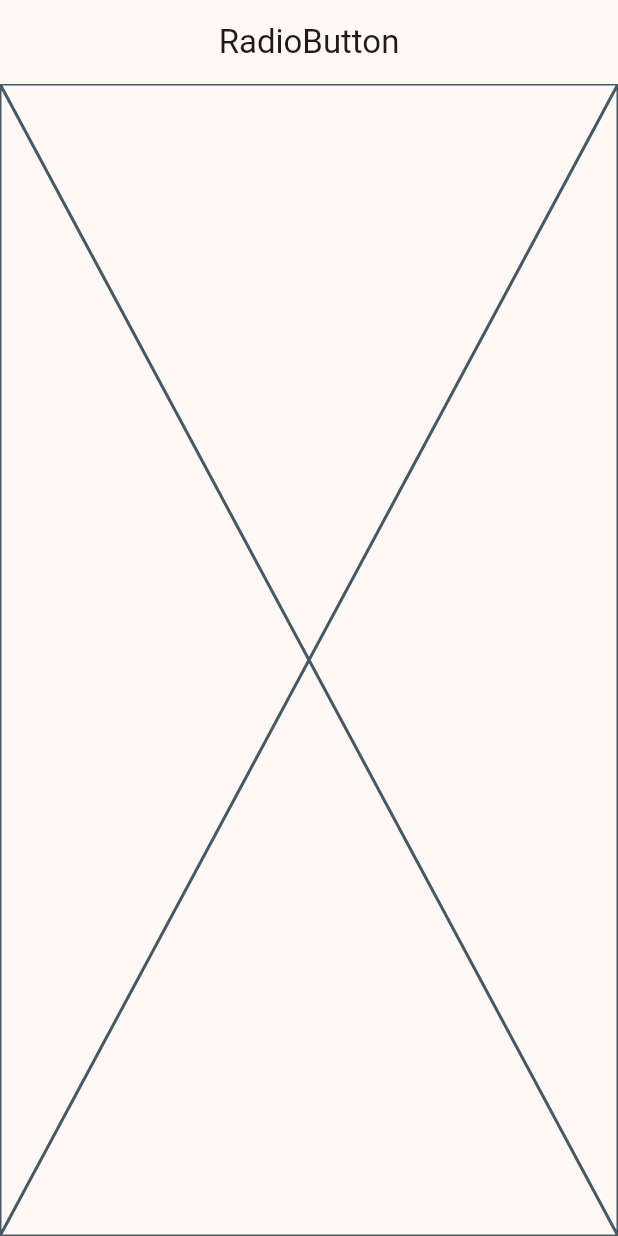
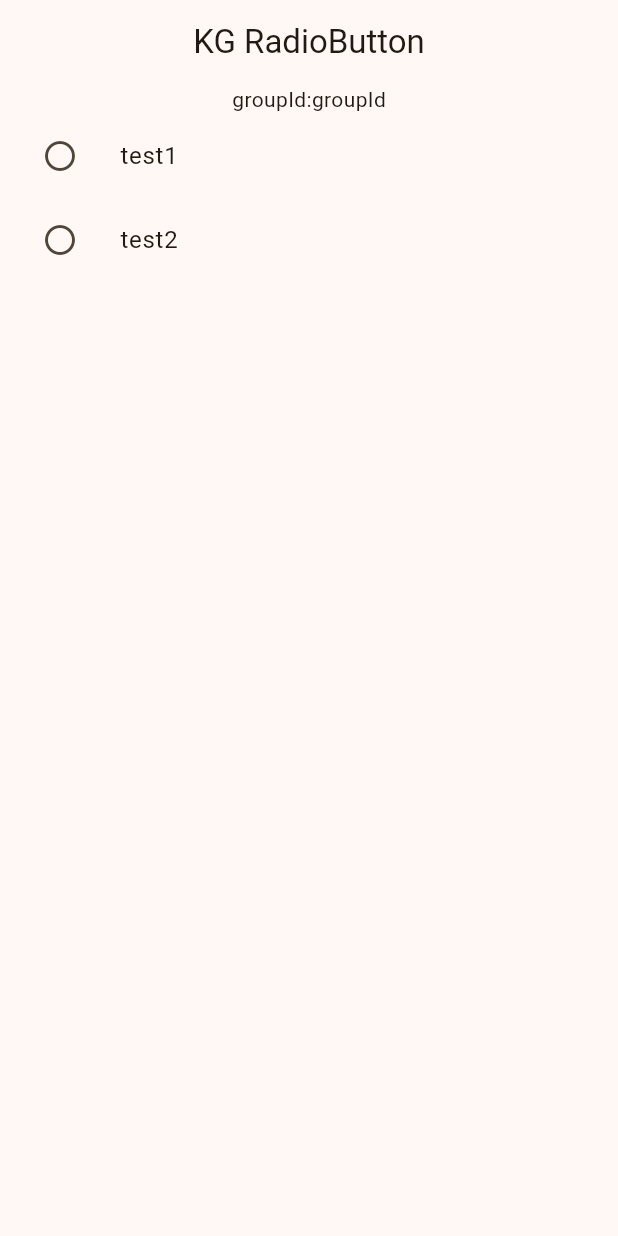
Before and after one commit to donguran/RadioButton, a Flutter app: the screen it shows after launch, on a phone screen of 412 x 824 dp. Run offline on Flutter 3.47's test engine with Material 3 defaults, Android fonts, the phone set to English and light mode, and no system bars.

Commit message:
basic structure - Group / Button / Provider

```diff
--- a/example/lib/main.dart
+++ b/example/lib/main.dart
@@ -1,4 +1,5 @@
 import 'package:flutter/material.dart';
+import 'package:radio_button/radio_button.dart';
 
 void main() {
   runApp(const TestWidget());
@@ -12,6 +13,8 @@ class TestWidget extends StatefulWidget {
 }
 
 class _TestWidgetState extends State<TestWidget> {
+  String groupId = "groupId";
+
   @override
   Widget build(BuildContext context) {
     return MaterialApp(
@@ -22,10 +25,27 @@ class _TestWidgetState extends State<TestWidget> {
       ),
       home: Scaffold(
         appBar: AppBar(
-          title: const Text("RadioButton"),
+          title: const Text("KG RadioButton"),
           centerTitle: true,
         ),
-        body: Placeholder(),
+        body: Column(
+          children: [
+            Text("groupId:$groupId"),
+            RadioGroup(
+              onChanged: (value) {
+                debugPrint("value.............:$value");
+                setState(() {
+                  groupId = value;
+                });
+              },
+              groupId: groupId,
+              children: [
+                RadioButton(value: "TEST1", mainTitle: Text("test1")),
+                RadioButton(value: "TEST2", mainTitle: Text("test2"))
+              ],
+            ),
+          ],
+        ),
       ),
     );
   }
--- a/lib/radio/radio_button_widget.dart
+++ b/lib/radio/radio_button_widget.dart
@@ -1,4 +1,5 @@
 import 'package:flutter/material.dart';
+import 'package:radio_button/radio/radio_group_widget.dart';
 
 class RadioButton<T> extends StatelessWidget {
   RadioButton({
@@ -7,30 +8,48 @@ class RadioButton<T> extends StatelessWidget {
     required this.value,
     required this.mainTitle,
     this.subTitle,
-  });
+    this.radioGroupId
+  }) {
+    debugPrint("RadioButton 생성");
+  }
 
   T? groupId;
   final T value;
   final Widget? mainTitle;
   final Widget? subTitle;
+  RadioGroupId? radioGroupId;
+
+  /// default icon:Icon(Icons.radio_button_on_outlined)
+  Icon? selectedIcon;
+
+  /// default icon:Icon(Icons.radio_button_off_outlined)
+  Icon? unselectedIcon;
 
   @override
   Widget build(BuildContext context) {
-    return StatefulBuilder(
-      key: key,
-      builder:(context, setState) => ListTile(
-        leading: Radio<T>(
-          onChanged: (value) {
-            setState(() {
-              groupId = value;
-            });
-          },
-          groupValue: groupId,
-          value: value,
-        ),
-        title: mainTitle,
-        subtitle: subTitle,
+    debugPrint("[RadioButton].. build..");
+    return ListTile(
+      splashColor: Colors.transparent,
+      leading: IconButton(
+        icon: radioGroupId != null
+            ? radioGroupId!.isEqual(value)
+              ? _selectedIconWidget()
+              : _unselectedIconWidget()
+            : _unselectedIconWidget(),
+        onPressed: () {
+          radioGroupId?.change(value);
+        },
       ),
+      title: mainTitle,
+      subtitle: subTitle,
     );
   }
+
+  Icon _selectedIconWidget() {
+    return selectedIcon ?? const Icon(Icons.radio_button_on_outlined);
+  }
+
+  Icon _unselectedIconWidget() {
+    return unselectedIcon ?? const Icon(Icons.radio_button_off_outlined);
+  }
 }
--- a/lib/radio/radio_group_widget.dart
+++ b/lib/radio/radio_group_widget.dart
@@ -2,36 +2,70 @@ import 'package:flutter/material.dart';
 import 'package:radio_button/radio/radio_button_widget.dart';
 
 class RadioGroup<T> extends StatefulWidget {
-  const RadioGroup({
+  RadioGroup({
     super.key,
     required this.groupId,
-    required this.children
-  });
+    required this.children,
+    this.onChanged
+  }) {
+    debugPrint("RadioGroup 생성");
+  }
 
   final T groupId;
   final List<Widget> children;
+  Function(dynamic value)? onChanged;
 
   @override
   State<RadioGroup> createState() => _RadioGroupState();
 }
 
 class _RadioGroupState extends State<RadioGroup> {
+  late RadioGroupId radioGroupId;
 
   @override
   void initState() {
     super.initState();
+    debugPrint("[RadioGroup].. initState..");
 
-    if (widget.children is List<RadioButton>) {
-      for (RadioButton item in (widget.children as List<RadioButton>)) {
-        item.groupId = widget.groupId;
-      }
-    }
+    radioGroupId = RadioGroupId._(
+      radioGroupId: widget.groupId,
+      onChanged: widget.onChanged
+    );
   }
 
   @override
   Widget build(BuildContext context) {
+    debugPrint("[RadioGroup].. build..");
+
+    for (var item in widget.children) {
+      if (item is RadioButton) {
+        item.groupId = widget.groupId;
+        item.radioGroupId = radioGroupId;
+      }
+    }
     return Column(
       children: widget.children,
     );
   }
 }
+
+class RadioGroupId<T> extends ChangeNotifier {
+  RadioGroupId._({
+    required this.radioGroupId,
+    this.onChanged
+  });
+
+  T radioGroupId;
+  Function(dynamic value)? onChanged;
+
+  void change(T value) {
+    radioGroupId = value;
+    if (onChanged != null) {
+      onChanged!(value);
+    }
+
+    notifyListeners();
+  }
+
+  bool isEqual(T value) => radioGroupId == value;
+}
```
Also changed, not shown: 1 other file.
